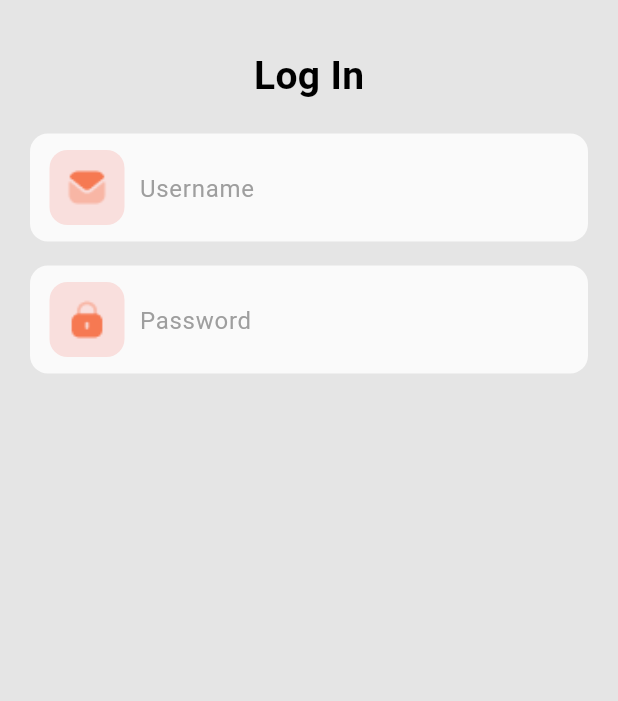
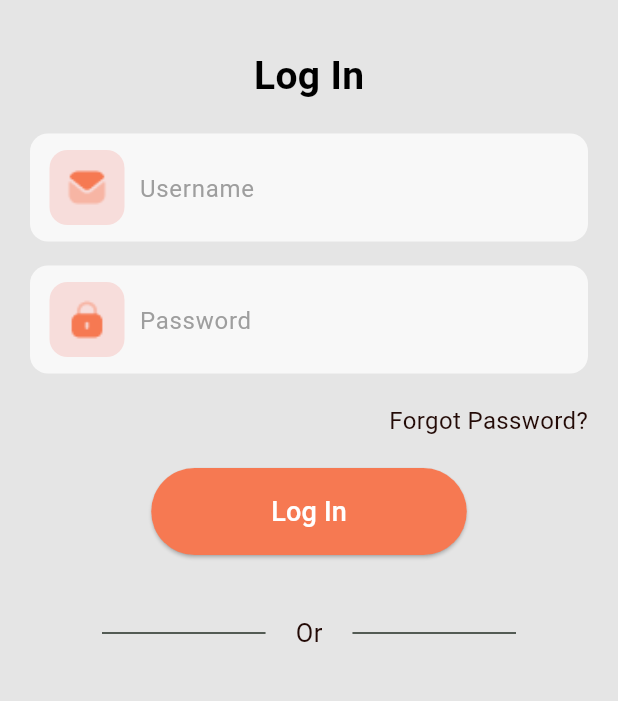
Before and after one commit to jeremy02/Clothing-E-Commerce-App, a Flutter app: the screen it shows after launch, on a phone screen of 412 x 824 dp, the part 288-989 px from its top. Run offline on Flutter 3.47's test engine with Material 3 defaults, Android fonts, the light colour scheme and no system bars; our stand-ins replace get.

Commit message:
solve CustomInputField error by adding SingleChildScrollView

```diff
--- a/lib/screens/login/components/custom_input_field.dart
+++ b/lib/screens/login/components/custom_input_field.dart
@@ -19,7 +19,7 @@ class CustomInputField extends StatelessWidget {
     return Container(
       padding: const EdgeInsets.symmetric(vertical: 10.0, horizontal: 12.0),
       decoration: BoxDecoration(
-        color: Colors.white.withOpacity(0.8),
+        color: Colors.white.withOpacity(0.75),
         borderRadius: BorderRadius.circular(12.0),
         border: Border.all(
           color: Colors.transparent,
--- /dev/null
+++ b/lib/screens/login/components/rounded_button.dart
@@ -0,0 +1,46 @@
+import 'package:clothing_e_commerce_app/utils/app_utils.dart';
+import 'package:flutter/material.dart';
+
+class RoundedButton extends StatelessWidget {
+  const RoundedButton({
+    super.key,
+    required this.buttonText,
+    required this.buttonColor,
+    required this.buttonFontSize,
+    required this.onPressed,
+    this.horizontalPadding,
+  });
+
+  final String buttonText;
+  final Color buttonColor;
+  final double buttonFontSize;
+  final VoidCallback onPressed;
+  final double? horizontalPadding;
+
+  @override
+  Widget build(BuildContext context) {
+    return ElevatedButton(
+      style: ElevatedButton.styleFrom(
+        backgroundColor: buttonColor,
+        foregroundColor: Colors.white,
+        shape: RoundedRectangleBorder(
+          borderRadius: BorderRadius.circular(36.0),
+        ),
+      ),
+      onPressed: onPressed,
+      child: Padding(
+        padding: EdgeInsets.symmetric(
+            horizontal: horizontalPadding ?? 36.0,
+            vertical: 16.0
+        ),
+        child: Text(
+          buttonText,
+          style: TextStyle(
+            fontSize: buttonFontSize,
+            color: Colors.white,
+          ),
+        ),
+      ),
+    );
+  }
+}
--- a/lib/screens/login/login_screen.dart
+++ b/lib/screens/login/login_screen.dart
@@ -1,4 +1,5 @@
 import 'package:clothing_e_commerce_app/screens/login/components/custom_input_field.dart';
+import 'package:clothing_e_commerce_app/screens/login/components/rounded_button.dart';
 import 'package:clothing_e_commerce_app/utils/app_utils.dart';
 import 'package:flutter/material.dart';
 
@@ -12,7 +13,8 @@ class LoginScreen extends StatelessWidget {
 
     return Scaffold(
       backgroundColor: AppUtils.hexToColor("#E5E5E5"),
-      body: Padding(
+      body: SingleChildScrollView(
+        child: Padding(
           padding: EdgeInsets.symmetric(
             vertical: appBarHeight,
             horizontal: 20.0
@@ -20,7 +22,6 @@ class LoginScreen extends StatelessWidget {
           child: Column(
             crossAxisAlignment: CrossAxisAlignment.center,
             mainAxisAlignment: MainAxisAlignment.start,
-          mainAxisSize: MainAxisSize.max,
             children: [
               SizedBox(
                 height: appBarHeight,
@@ -63,9 +64,68 @@ class LoginScreen extends StatelessWidget {
                   keyboardType: TextInputType.visiblePassword
               ),
               const SizedBox(
-              height: 16.0,
+                height: 20.0,
+              ),
+              Align(
+                alignment: Alignment.centerRight,
+                child: GestureDetector(
+                  onTap: () {},
+                  child: Text(
+                    "Forgot Password?",
+                    style: TextStyle(
+                      fontSize: 16,
+                      color: AppUtils.hexToColor("#230A06"),
+                    ),
+                  ),
+                ),
+              ),
+              const SizedBox(
+                height: 20.0,
+              ),
+              RoundedButton(
+                  buttonText: "Log In",
+                  buttonColor: AppUtils.hexToColor("#F67952"),
+                  buttonFontSize: 18.0,
+                  onPressed: () {},
+                  horizontalPadding: 56.0,
+              ),
+              const SizedBox(
+                height: 40,
+              ),
+              Row(
+                crossAxisAlignment: CrossAxisAlignment.center,
+                mainAxisAlignment: MainAxisAlignment.spaceEvenly,
+                mainAxisSize: MainAxisSize.max,
+                children: [
+                  Expanded(
+                    child: Divider(
+                      thickness: 1.0,
+                      color: AppUtils.hexToColor("#232E24"),
+                      indent: 48,
+                      endIndent: 20,
+                      height: 1.0,
+                    ),
+                  ),
+                  Text(
+                    "Or",
+                    style: TextStyle(
+                      fontSize: 17,
+                      color: AppUtils.hexToColor("#230A06"),
+                    ),
+                  ),
+                  Expanded(
+                    child: Divider(
+                      thickness: 1.0,
+                      color: AppUtils.hexToColor("#232E24"),
+                      indent: 20,
+                      endIndent: 48,
+                      height: 1.0,
+                    ),
                   ),
                 ],
+              )
+            ],
+          ),
         ),
       ),
     );
```
Lines whose indentation alone changed are shown as unchanged.
